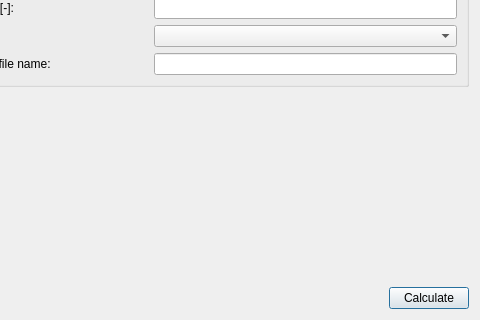
First picture: the form in SIM-VICUS/src/SVSimulationShadingOptions.ui, repository ghorwin/SIM-VICUS, before the edit; both pictures show x 105 to 585 and y 241 to 561 of the 585 by 561 pixel window.
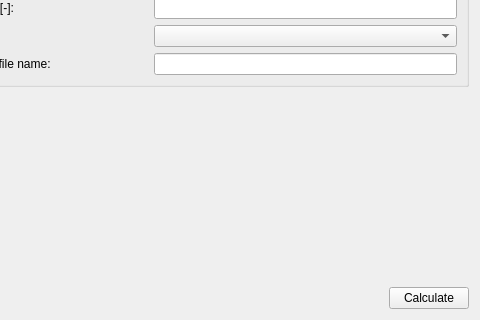
Second picture: the form after the edit. Custom widgets are drawn as their Qt base class.

Commit message: Shading factor calculation widget is no longer a QDialog.

What changed in the file:
```diff
--- a/SIM-VICUS/src/SVSimulationShadingOptions.ui
+++ b/SIM-VICUS/src/SVSimulationShadingOptions.ui
@@ -1,7 +1,7 @@
 <?xml version="1.0" encoding="UTF-8"?>
 <ui version="4.0">
  <class>SVSimulationShadingOptions</class>
- <widget class="QDialog" name="SVSimulationShadingOptions">
+ <widget class="QWidget" name="SVSimulationShadingOptions">
   <property name="geometry">
    <rect>
     <x>0</x>
```
The commit also changes 2 other files.
